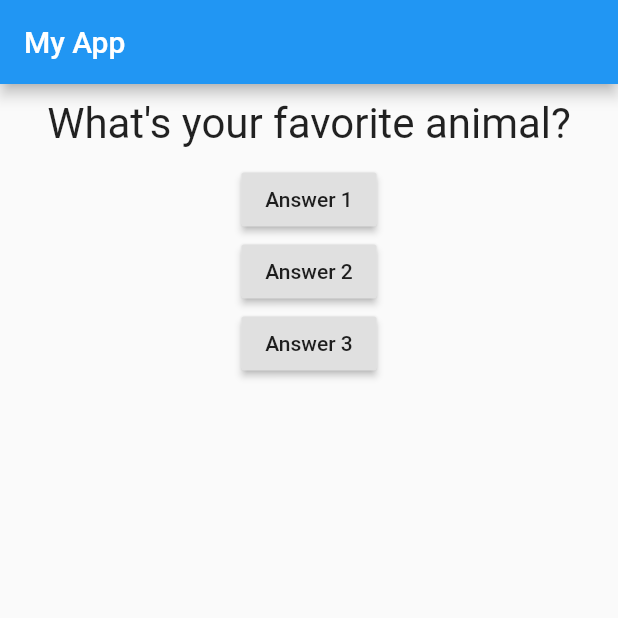
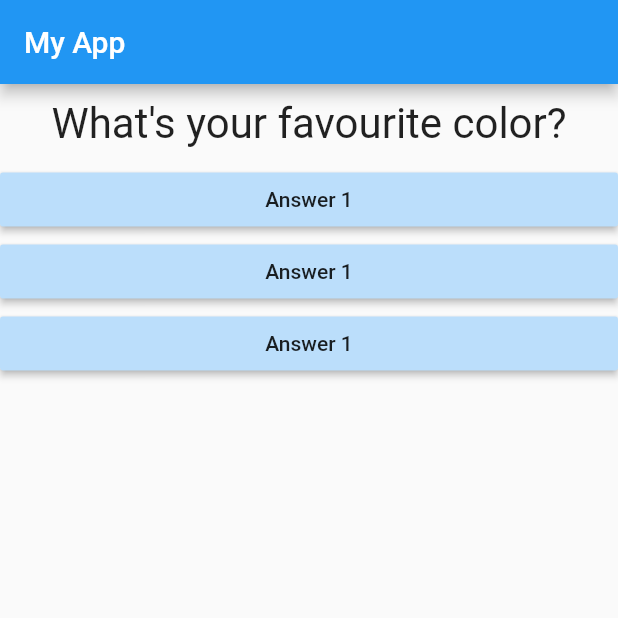
Before and after one commit to Aghiad-Alzein-78/courseApp1, a Flutter app: the screen it shows after launch, after a tap on "Answer 1", on a phone screen of 412 x 824 dp, the top half of it. Run offline on Flutter 3.47's test engine with Material 2 defaults, Android fonts, the phone set to English and light mode, and no system bars.

Commit message:
third commit

```diff
--- a/lib/main.dart
+++ b/lib/main.dart
@@ -37,21 +37,9 @@ class _MyAppState extends State<MyApp> {
         body: Column(
           children: [
             Question(questions[questionIndex]),
-            RaisedButton(
-              onPressed: () {
-                print("$questionIndex");
-                answerQuestion();
-              },
-              child: Text("Answer 1"),
-            ),
-            RaisedButton(
-              onPressed: answerQuestion,
-              child: Text("Answer 2"),
-            ),
-            RaisedButton(
-              onPressed: () => answerQuestion(),
-              child: Text("Answer 3"),
-            ),
+            Answer(),
+            Answer(),
+            Answer(),
           ],
         ),
       ),
```
